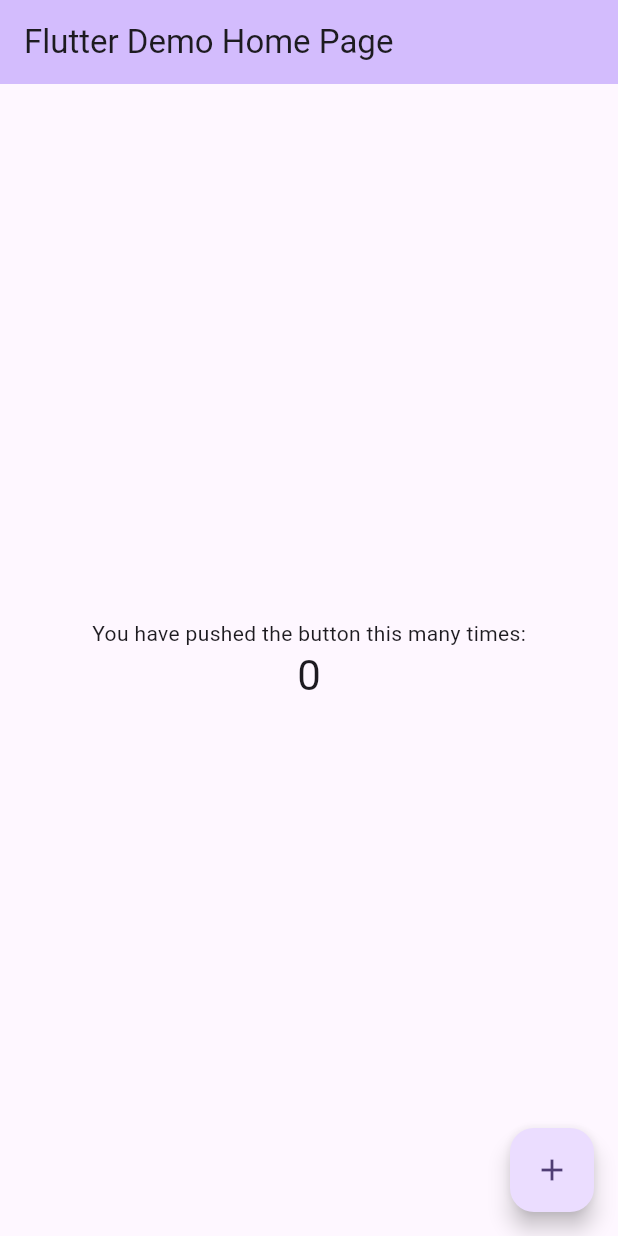
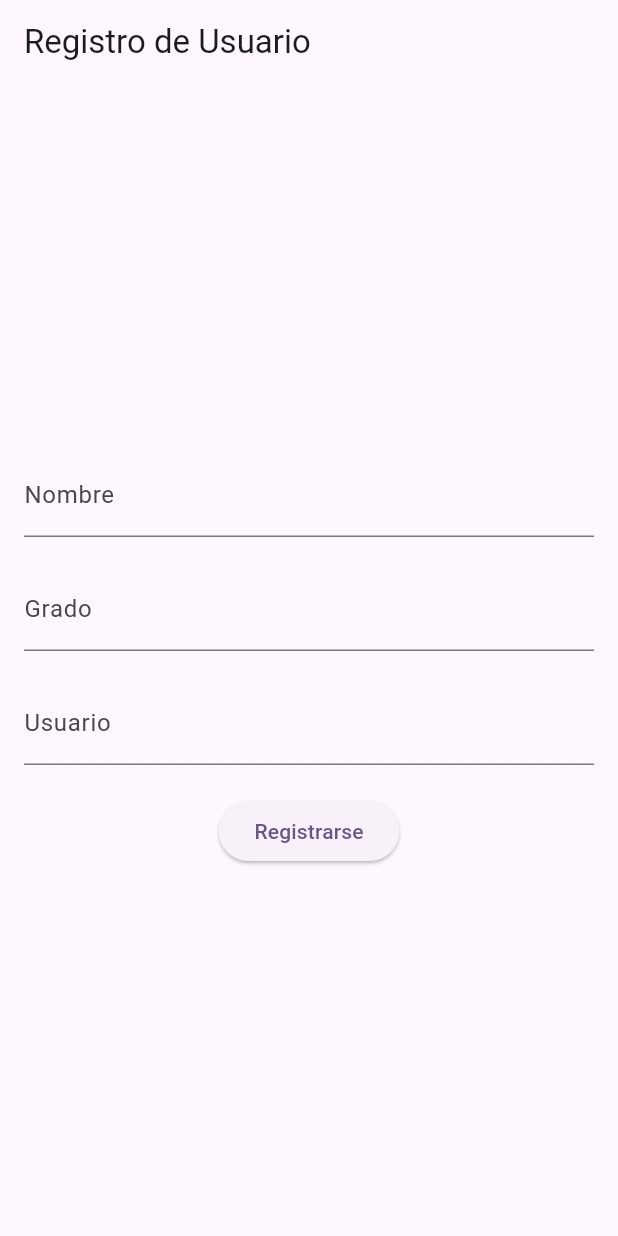
Before and after one commit to ATJaime/proyecto_movil, a Flutter app: the screen it shows after launch, on a phone screen of 412 x 824 dp. Run offline on Flutter 3.47's test engine with Material 2 defaults, Android fonts, the phone set to English and light mode, and no system bars; our stand-ins replace get.

Commit message:
interfaz home page

```diff
--- a/operaciones/lib/ui/home.dart
+++ b/operaciones/lib/ui/home.dart
@@ -1,89 +1,70 @@
 import 'package:flutter/material.dart';
 
 class MyHomePage extends StatefulWidget {
-  const MyHomePage({super.key, required this.title});
-
-  // This widget is the home page of your application. It is stateful, meaning
-  // that it has a State object (defined below) that contains fields that affect
-  // how it looks.
-
-  // This class is the configuration for the state. It holds the values (in this
-  // case the title) provided by the parent (in this case the App widget) and
-  // used by the build method of the State. Fields in a Widget subclass are
-  // always marked "final".
+  const MyHomePage({Key? key, required this.title}) : super(key: key);
 
   final String title;
 
   @override
-  State<MyHomePage> createState() => _MyHomePageState();
+  _MyHomePageState createState() => _MyHomePageState();
 }
 
-class _MyHomePageState extends State<MyHomePage> {
-  int _counter = 0;
-
-  void _incrementCounter() {
-    setState(() {
-      // This call to setState tells the Flutter framework that something has
-      // changed in this State, which causes it to rerun the build method below
-      // so that the display can reflect the updated values. If we changed
-      // _counter without calling setState(), then the build method would not be
-      // called again, and so nothing would appear to happen.
-      _counter++;
-    });
-  }
+class _MyHomePageState extends State<MyHomePage>  {
+  final TextEditingController _nameController = TextEditingController();
+  final TextEditingController _gradeController = TextEditingController();
+  final TextEditingController _usernameController = TextEditingController();
 
   @override
   Widget build(BuildContext context) {
-    // This method is rerun every time setState is called, for instance as done
-    // by the _incrementCounter method above.
-    //
-    // The Flutter framework has been optimized to make rerunning build methods
-    // fast, so that you can just rebuild anything that needs updating rather
-    // than having to individually change instances of widgets.
     return Scaffold(
       appBar: AppBar(
-        // TRY THIS: Try changing the color here to a specific color (to
-        // Colors.amber, perhaps?) and trigger a hot reload to see the AppBar
-        // change color while the other colors stay the same.
-        backgroundColor: Theme.of(context).colorScheme.inversePrimary,
-        // Here we take the value from the MyHomePage object that was created by
-        // the App.build method, and use it to set our appbar title.
-        title: Text(widget.title),
+        title: Text('Registro de Usuario'),
       ),
-      body: Center(
-        // Center is a layout widget. It takes a single child and positions it
-        // in the middle of the parent.
+      body: Padding(
+        padding: const EdgeInsets.all(16.0),
         child: Column(
-          // Column is also a layout widget. It takes a list of children and
-          // arranges them vertically. By default, it sizes itself to fit its
-          // children horizontally, and tries to be as tall as its parent.
-          //
-          // Column has various properties to control how it sizes itself and
-          // how it positions its children. Here we use mainAxisAlignment to
-          // center the children vertically; the main axis here is the vertical
-          // axis because Columns are vertical (the cross axis would be
-          // horizontal).
-          //
-          // TRY THIS: Invoke "debug painting" (choose the "Toggle Debug Paint"
-          // action in the IDE, or press "p" in the console), to see the
-          // wireframe for each widget.
+          crossAxisAlignment: CrossAxisAlignment.center,
           mainAxisAlignment: MainAxisAlignment.center,
           children: <Widget>[
-            const Text(
-              'You have pushed the button this many times:',
+            TextFormField(
+              controller: _nameController,
+              decoration: InputDecoration(labelText: 'Nombre'),
             ),
-            Text(
-              '$_counter',
-              style: Theme.of(context).textTheme.headlineMedium,
+            SizedBox(height: 20),
+            TextFormField(
+              controller: _gradeController,
+              decoration: InputDecoration(labelText: 'Grado'),
+            ),
+            SizedBox(height: 20),
+            TextFormField(
+              controller: _usernameController,
+              decoration: InputDecoration(labelText: 'Usuario'),
+            ),
+            SizedBox(height: 20),
+            ElevatedButton(
+              onPressed: () {
+                // Aquí puedes manejar la lógica de registro del usuario
+                String name = _nameController.text;
+                String grade = _gradeController.text;
+                String username = _usernameController.text;
+
+                // Por ejemplo, puedes imprimir los valores ingresados
+                print('Nombre: $name');
+                print('Grado: $grade');
+                print('Usuario: $username');
+
+                // Puedes realizar la lógica de registro aquí
+
+                // Y luego, si el registro es exitoso, puedes navegar a otra página
+                // Navigator.pushReplacement(context, MaterialPageRoute(
+                //   builder: (context) => MyHomePage(),
+                // ));
+              },
+              child: Text('Registrarse'),
             ),
           ],
         ),
       ),
-      floatingActionButton: FloatingActionButton(
-        onPressed: _incrementCounter,
-        tooltip: 'Increment',
-        child: const Icon(Icons.add),
-      ), // This trailing comma makes auto-formatting nicer for build methods.
     );
   }
 }
```
